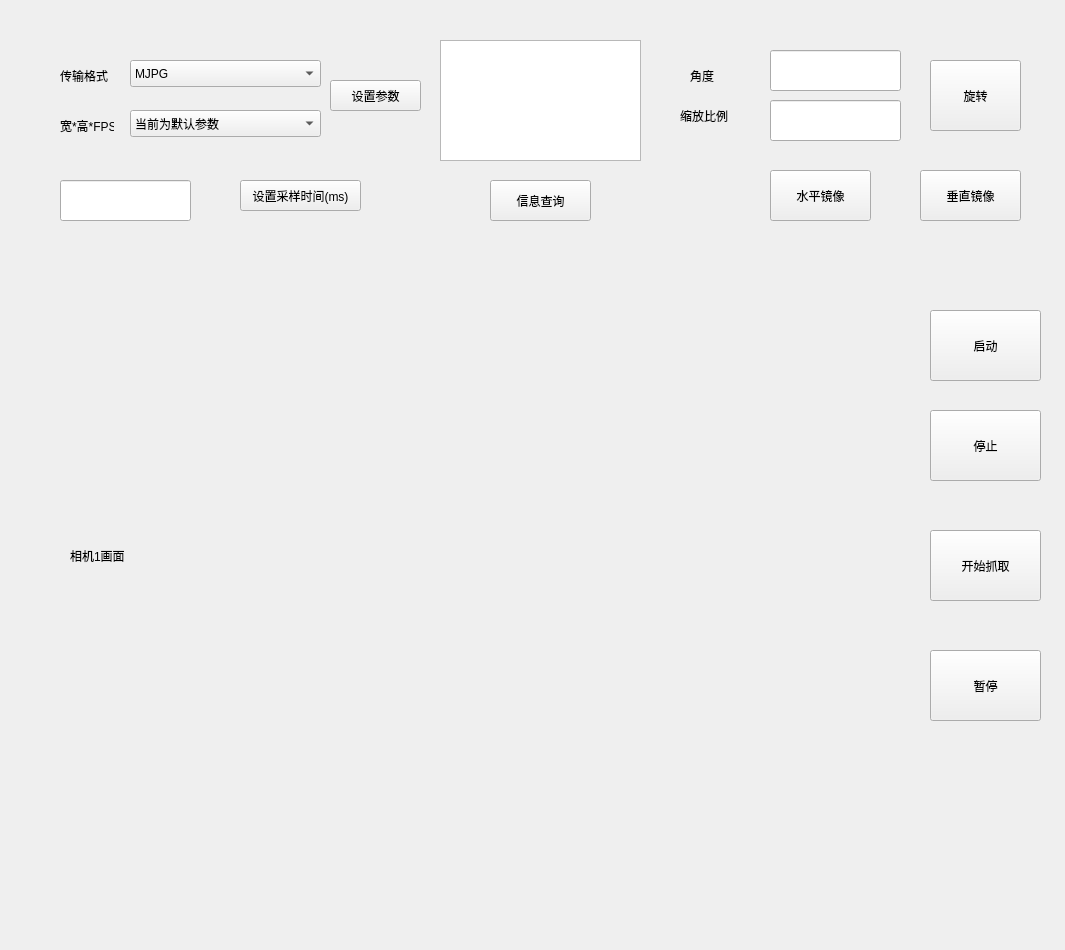
Above: ui_camera_viewer.ui from lithcado/MultiCameraViewer before the change. Below: the same form after it.
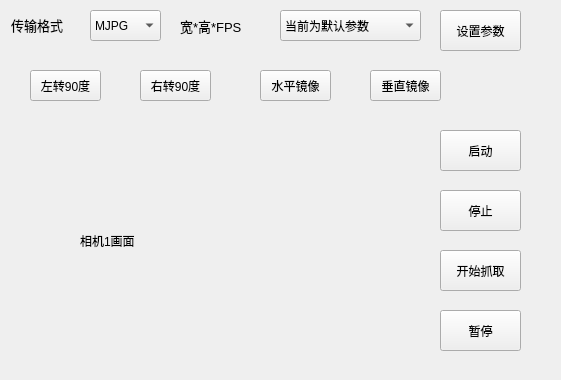
That is the form after the change.

```diff
--- a/ui_camera_viewer.ui
+++ b/ui_camera_viewer.ui
@@ -6,30 +6,20 @@
    <rect>
     <x>0</x>
     <y>0</y>
-    <width>1065</width>
-    <height>950</height>
+    <width>561</width>
+    <height>380</height>
    </rect>
   </property>
   <property name="windowTitle">
    <string>Form</string>
   </property>
-  <widget class="QLineEdit" name="input_scale">
-   <property name="geometry">
-    <rect>
-     <x>770</x>
-     <y>100</y>
-     <width>131</width>
-     <height>41</height>
-    </rect>
-   </property>
-  </widget>
   <widget class="QPushButton" name="btn_open_camera">
    <property name="geometry">
     <rect>
-     <x>930</x>
-     <y>310</y>
-     <width>111</width>
-     <height>71</height>
+     <x>440</x>
+     <y>130</y>
+     <width>81</width>
+     <height>41</height>
     </rect>
    </property>
    <property name="text">
@@ -39,75 +29,23 @@
   <widget class="QPushButton" name="btn_stop_grab">
    <property name="geometry">
     <rect>
-     <x>930</x>
-     <y>650</y>
-     <width>111</width>
-     <height>71</height>
+     <x>440</x>
+     <y>310</y>
+     <width>81</width>
+     <height>41</height>
     </rect>
    </property>
    <property name="text">
     <string>暂停</string>
    </property>
   </widget>
-  <widget class="QLabel" name="label_4">
-   <property name="geometry">
-    <rect>
-     <x>680</x>
-     <y>100</y>
-     <width>54</width>
-     <height>31</height>
-    </rect>
-   </property>
-   <property name="text">
-    <string>缩放比例</string>
-   </property>
-  </widget>
-  <widget class="QLabel" name="label_3">
-   <property name="geometry">
-    <rect>
-     <x>690</x>
-     <y>60</y>
-     <width>71</width>
-     <height>31</height>
-    </rect>
-   </property>
-   <property name="text">
-    <string>角度</string>
-   </property>
-  </widget>
-  <widget class="QLabel" name="label">
-   <property name="geometry">
-    <rect>
-     <x>60</x>
-     <y>110</y>
-     <width>54</width>
-     <height>31</height>
-    </rect>
-   </property>
-   <property name="text">
-    <string>宽*高*FPS</string>
-   </property>
-  </widget>
-  <widget class="QPushButton" name="btn_sample_time">
-   <property name="geometry">
-    <rect>
-     <x>240</x>
-     <y>180</y>
-     <width>121</width>
-     <height>31</height>
-    </rect>
-   </property>
-   <property name="text">
-    <string>设置采样时间(ms)</string>
-   </property>
-  </widget>
   <widget class="QComboBox" name="format_list">
    <property name="geometry">
     <rect>
-     <x>130</x>
-     <y>60</y>
-     <width>191</width>
-     <height>27</height>
+     <x>90</x>
+     <y>10</y>
+     <width>71</width>
+     <height>31</height>
     </rect>
    </property>
    <item>
@@ -121,49 +59,13 @@
     </property>
    </item>
   </widget>
-  <widget class="QPushButton" name="btn_tilt_flip">
+  <widget class="QLabel" name="image_window">
    <property name="geometry">
     <rect>
-     <x>920</x>
-     <y>170</y>
-     <width>101</width>
-     <height>51</height>
-    </rect>
-   </property>
-   <property name="text">
-    <string>垂直镜像</string>
-   </property>
-  </widget>
-  <widget class="QPushButton" name="btn_rotate">
-   <property name="geometry">
-    <rect>
-     <x>930</x>
-     <y>60</y>
-     <width>91</width>
-     <height>71</height>
-    </rect>
-   </property>
-   <property name="text">
-    <string>旋转</string>
-   </property>
-  </widget>
-  <widget class="QLineEdit" name="input_degree">
-   <property name="geometry">
-    <rect>
-     <x>770</x>
-     <y>50</y>
-     <width>131</width>
-     <height>41</height>
-    </rect>
-   </property>
-  </widget>
-  <widget class="QLabel" name="pic1">
-   <property name="geometry">
-    <rect>
-     <x>70</x>
-     <y>310</y>
-     <width>761</width>
-     <height>491</height>
+     <x>80</x>
+     <y>120</y>
+     <width>321</width>
+     <height>241</height>
     </rect>
    </property>
    <property name="text">
@@ -176,116 +78,145 @@
   <widget class="QLabel" name="label_2">
    <property name="geometry">
     <rect>
-     <x>60</x>
-     <y>60</y>
-     <width>91</width>
+     <x>11</x>
+     <y>9</y>
+     <width>71</width>
      <height>31</height>
     </rect>
    </property>
+   <property name="font">
+    <font>
+     <pointsize>10</pointsize>
+    </font>
+   </property>
    <property name="text">
     <string>传输格式</string>
    </property>
   </widget>
-  <widget class="QComboBox" name="camera_parameter">
-   <property name="geometry">
-    <rect>
-     <x>130</x>
-     <y>110</y>
-     <width>191</width>
-     <height>27</height>
-    </rect>
-   </property>
-   <item>
-    <property name="text">
-     <string>当前为默认参数</string>
-    </property>
-   </item>
-  </widget>
-  <widget class="QTextEdit" name="information_output">
+  <widget class="QPushButton" name="btn_close_camera">
    <property name="geometry">
     <rect>
      <x>440</x>
-     <y>40</y>
-     <width>201</width>
-     <height>121</height>
-    </rect>
-   </property>
-  </widget>
-  <widget class="QPushButton" name="btn_close">
-   <property name="geometry">
-    <rect>
-     <x>930</x>
-     <y>410</y>
-     <width>111</width>
-     <height>71</height>
+     <y>190</y>
+     <width>81</width>
+     <height>41</height>
     </rect>
    </property>
    <property name="text">
     <string>停止</string>
    </property>
   </widget>
-  <widget class="QPushButton" name="btn_pan_flip">
-   <property name="geometry">
-    <rect>
-     <x>770</x>
-     <y>170</y>
-     <width>101</width>
-     <height>51</height>
-    </rect>
-   </property>
-   <property name="text">
-    <string>水平镜像</string>
-   </property>
-  </widget>
-  <widget class="QLineEdit" name="input_sample_time">
-   <property name="geometry">
-    <rect>
-     <x>60</x>
-     <y>180</y>
-     <width>131</width>
-     <height>41</height>
-    </rect>
-   </property>
-  </widget>
-  <widget class="QPushButton" name="btn_information_inquire">
-   <property name="geometry">
-    <rect>
-     <x>490</x>
-     <y>180</y>
-     <width>101</width>
-     <height>41</height>
-    </rect>
-   </property>
-   <property name="text">
-    <string>信息查询</string>
-   </property>
-  </widget>
   <widget class="QPushButton" name="btn_start_grab">
    <property name="geometry">
     <rect>
-     <x>930</x>
-     <y>530</y>
-     <width>111</width>
-     <height>71</height>
+     <x>440</x>
+     <y>250</y>
+     <width>81</width>
+     <height>41</height>
     </rect>
    </property>
    <property name="text">
     <string>开始抓取</string>
    </property>
   </widget>
+  <widget class="QLabel" name="label">
+   <property name="geometry">
+    <rect>
+     <x>180</x>
+     <y>10</y>
+     <width>81</width>
+     <height>31</height>
+    </rect>
+   </property>
+   <property name="font">
+    <font>
+     <pointsize>10</pointsize>
+    </font>
+   </property>
+   <property name="text">
+    <string>宽*高*FPS</string>
+   </property>
+  </widget>
+  <widget class="QComboBox" name="camera_parameter">
+   <property name="geometry">
+    <rect>
+     <x>280</x>
+     <y>10</y>
+     <width>141</width>
+     <height>31</height>
+    </rect>
+   </property>
+   <item>
+    <property name="text">
+     <string>当前为默认参数</string>
+    </property>
+   </item>
+  </widget>
   <widget class="QPushButton" name="btn_parameter_set">
    <property name="geometry">
     <rect>
-     <x>330</x>
-     <y>80</y>
-     <width>91</width>
-     <height>31</height>
+     <x>440</x>
+     <y>10</y>
+     <width>81</width>
+     <height>41</height>
     </rect>
    </property>
    <property name="text">
     <string>设置参数</string>
    </property>
   </widget>
+  <widget class="QPushButton" name="btn_counterclockwise_90">
+   <property name="geometry">
+    <rect>
+     <x>30</x>
+     <y>70</y>
+     <width>71</width>
+     <height>31</height>
+    </rect>
+   </property>
+   <property name="text">
+    <string>左转90度</string>
+   </property>
+  </widget>
+  <widget class="QPushButton" name="btn_clockwise_90">
+   <property name="geometry">
+    <rect>
+     <x>140</x>
+     <y>70</y>
+     <width>71</width>
+     <height>31</height>
+    </rect>
+   </property>
+   <property name="text">
+    <string>右转90度</string>
+   </property>
+  </widget>
+  <widget class="QPushButton" name="btn_horizontal_flip">
+   <property name="geometry">
+    <rect>
+     <x>260</x>
+     <y>70</y>
+     <width>71</width>
+     <height>31</height>
+    </rect>
+   </property>
+   <property name="text">
+    <string>水平镜像</string>
+   </property>
+  </widget>
+  <widget class="QPushButton" name="btn_vertical_flip">
+   <property name="geometry">
+    <rect>
+     <x>370</x>
+     <y>70</y>
+     <width>71</width>
+     <height>31</height>
+    </rect>
+   </property>
+   <property name="text">
+    <string>垂直镜像</string>
+   </property>
+  </widget>
  </widget>
  <resources/>
  <connections/>
```
Left out of the diff: 4 changed lines with no effect on the pictures.
